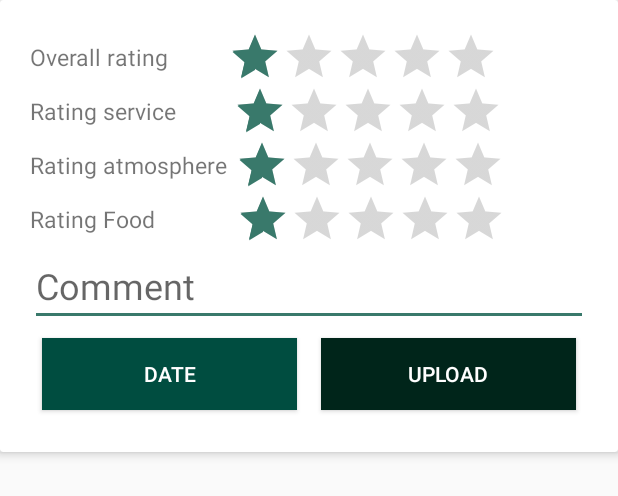
After one commit to thienvu2707/restaurant-review-android, an Android app: the layout add_new_rating_layout.xml on its own in the app's theme, with its tools: preview values and no code run, on a phone screen of 412 x 824 dp. The commit adds this screen. Shown: the top 496 px of the screen. Run offline under Robolectric (Android 15) with nearby library versions, the phone set to English and light mode, and no system bars.

Commit message:
6th Complete list comment

```diff
--- a/app/src/main/java/com/android/thienvu/restaurantreview/Common/Common.java
+++ b/app/src/main/java/com/android/thienvu/restaurantreview/Common/Common.java
@@ -13,6 +13,7 @@ public class Common {
     public static final String DELETE = "Delete";
     public static final int PICK_IMAGE_REQUEST = 71;
 
+    public static final String INTENT_FOOD_ID = "FoodId";
     public static boolean isConnectedToInternet (Context context)
     {
         ConnectivityManager connectivityManager = (ConnectivityManager) context.getSystemService(Context.CONNECTIVITY_SERVICE);
--- a/app/src/main/java/com/android/thienvu/restaurantreview/FoodList.java
+++ b/app/src/main/java/com/android/thienvu/restaurantreview/FoodList.java
@@ -286,7 +286,7 @@ public class FoodList extends AppCompatActivity {
         alertDialog.setView(add_menu_layout);
         alertDialog.setIcon(R.drawable.ic_shopping_cart_black_24dp);
 
-        alertDialog.setPositiveButton("YES", new DialogInterface.OnClickListener() {
+        alertDialog.setPositiveButton("CONFIRM", new DialogInterface.OnClickListener() {
             @Override
             public void onClick(DialogInterface dialog, int which) {
 
--- /dev/null
+++ b/app/src/main/res/layout/add_new_rating_layout.xml
@@ -0,0 +1,160 @@
+<?xml version="1.0" encoding="utf-8"?>
+<android.support.v7.widget.CardView xmlns:android="http://schemas.android.com/apk/res/android"
+    android:layout_width="match_parent"
+    android:layout_height="wrap_content"
+    xmlns:app="http://schemas.android.com/apk/res-auto"
+    android:orientation="vertical"
+    app:cardElevation="4dp">
+
+    <LinearLayout
+        android:layout_margin="20dp"
+        android:orientation="vertical"
+        android:layout_width="match_parent"
+        android:layout_height="wrap_content">
+
+
+    <LinearLayout
+        android:orientation="horizontal"
+        android:layout_width="match_parent"
+        android:layout_height="wrap_content">
+
+        <TextView
+            android:text="Overall rating"
+            android:layout_gravity="center_vertical"
+            android:layout_width="wrap_content"
+            android:textSize="15sp"
+            android:layout_height="wrap_content"
+            android:layout_marginRight="40dp"/>
+
+        <RatingBar
+            android:id="@+id/overallRating"
+            android:rating="1"
+            android:max="5"
+            style="?ratingBarStyleIndicator"
+            android:isIndicator="true"
+            android:layout_width="wrap_content"
+            android:layout_height="wrap_content"/>
+
+    </LinearLayout>
+
+        <LinearLayout
+            android:orientation="horizontal"
+            android:layout_width="match_parent"
+            android:layout_height="wrap_content">
+
+            <TextView
+                android:text="Rating service"
+                android:layout_gravity="center_vertical"
+                android:layout_width="wrap_content"
+                android:textSize="15sp"
+                android:layout_height="wrap_content"
+                android:layout_marginRight="37dp"/>
+
+            <RatingBar
+                android:id="@+id/ratingService"
+                android:rating="1"
+                android:max="5"
+                style="?ratingBarStyleIndicator"
+                android:isIndicator="true"
+                android:layout_width="wrap_content"
+                android:layout_height="wrap_content"/>
+
+        </LinearLayout>
+
+        <LinearLayout
+            android:orientation="horizontal"
+            android:layout_width="match_parent"
+            android:layout_height="wrap_content">
+
+            <TextView
+                android:text="Rating atmosphere"
+                android:layout_gravity="center_vertical"
+                android:layout_width="wrap_content"
+                android:textSize="15sp"
+                android:layout_height="wrap_content"
+                android:layout_marginRight="5dp"/>
+
+            <RatingBar
+                android:id="@+id/ratingAtmosphere"
+                android:rating="1"
+                android:max="5"
+                android:isIndicator="true"
+                style="?ratingBarStyleIndicator"
+                android:layout_width="wrap_content"
+                android:layout_height="wrap_content"/>
+
+        </LinearLayout>
+
+
+        <LinearLayout
+            android:orientation="horizontal"
+            android:layout_width="match_parent"
+            android:layout_height="wrap_content">
+
+            <TextView
+                android:text="Rating Food"
+                android:layout_gravity="center_vertical"
+                android:layout_width="wrap_content"
+                android:textSize="15sp"
+                android:layout_height="wrap_content"
+                android:layout_marginRight="54dp"/>
+
+            <RatingBar
+                android:id="@+id/ratingFood"
+                android:rating="1"
+                android:max="5"
+                android:isIndicator="true"
+                style="?ratingBarStyleIndicator"
+                android:layout_width="wrap_content"
+                android:layout_height="wrap_content"/>
+
+        </LinearLayout>
+
+        <EditText
+            android:id="@+id/editComment"
+            android:hint="Comment"
+            android:layout_width="match_parent"
+            android:layout_height="wrap_content"
+            android:textSize="24sp"
+            android:inputType="textMultiLine"/>
+
+
+        <LinearLayout
+            android:weightSum="2"
+            android:orientation="horizontal"
+            android:layout_width="match_parent"
+            android:layout_height="wrap_content">
+
+            <Button
+                android:id="@+id/btnSelectDate"
+                android:text="Date"
+                android:textColor="@android:color/white"
+                android:layout_marginRight="8dp"
+                android:layout_marginLeft="8dp"
+                android:layout_width="0dp"
+                android:layout_weight="1"
+                android:layout_height="wrap_content"
+                android:layout_alignParentBottom="true"
+                android:layout_margin="8dp"
+                android:shadowColor="@android:color/black"
+                android:background="@color/colorPrimary"/>
+
+            <Button
+                android:id="@+id/btnUpload"
+                android:text="UPLOAD"
+                android:textColor="@android:color/white"
+                android:layout_marginRight="8dp"
+                android:layout_marginLeft="8dp"
+                android:layout_width="0dp"
+                android:layout_weight="1"
+                android:layout_height="wrap_content"
+                android:layout_alignParentBottom="true"
+                android:layout_margin="8dp"
+                android:shadowColor="@android:color/black"
+                android:background="@color/colorPrimaryDark"/>
+
+        </LinearLayout>
+
+    </LinearLayout>
+
+</android.support.v7.widget.CardView>
```
Also changed, not shown: app/src/main/java/com/android/thienvu/restaurantreview/FoodDetail.java (+58 -27 lines), app/src/main/java/com/android/thienvu/restaurantreview/Model/Rating.java (+7 -7 lines), app/src/main/java/com/android/thienvu/restaurantreview/ShowComment.java (+95 -0 lines), app/src/main/java/com/android/thienvu/restaurantreview/ViewHolder/ShowCommentViewHolder.java (added, +22 -0 lines), app/src/main/res/layout/activity_food_detail.xml (+14 -0 lines), app/src/main/res/layout/activity_show_comment.xml (+10 -2 lines), app/src/main/res/layout/show_comment_layout.xml (added, +55 -0 lines).
